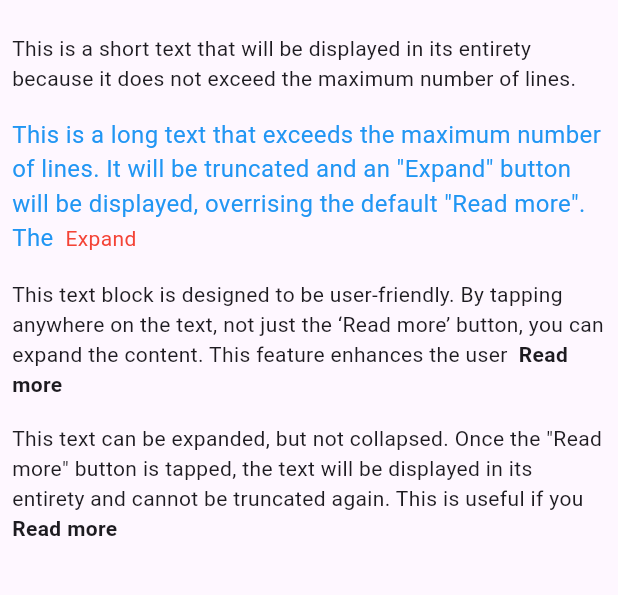
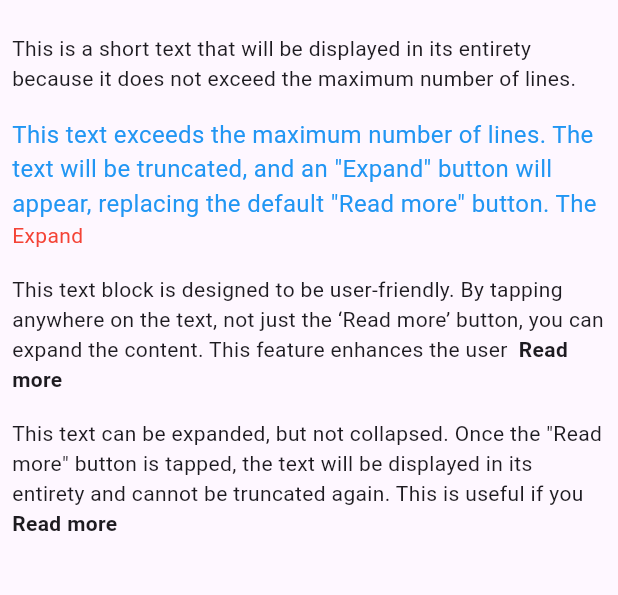
Before and after one commit to monster555/animated_read_more_text, a Flutter app: the screen it shows after launch, on a phone screen of 412 x 824 dp, the part 63-658 px from its top. Run offline on Flutter 3.47's test engine with Material 3 defaults, Android fonts, the phone set to English and light mode, and no system bars.

Commit message:
Fix typo

```diff
--- a/example/lib/main.dart
+++ b/example/lib/main.dart
@@ -26,7 +26,7 @@ class MainApp extends StatelessWidget {
 
               // Example 2: Long text with custom styles, custom "Read more" and "Read less" buttons text, and no expand on text tap
               AnimatedReadMoreText(
-                'This is a long text that exceeds the maximum number of lines. It will be truncated and an "Expand" button will be displayed, overrising the default "Read more". The text has a custom style with a font size of 16.0 and a color of blue. The "Read more" button also has a custom style with a font size of 14.0 and a color of red.',
+                'This text exceeds the maximum number of lines. The text will be truncated, and an "Expand" button will appear, replacing the default "Read more" button. The text is styled with a font size of 16.0 and a blue color. The "Expand" button is also styled with a font size of 14.0 and a red color.',
                 maxLines: 3,
                 readMoreText: 'Expand',
                 readLessText: 'Collapse',
```
